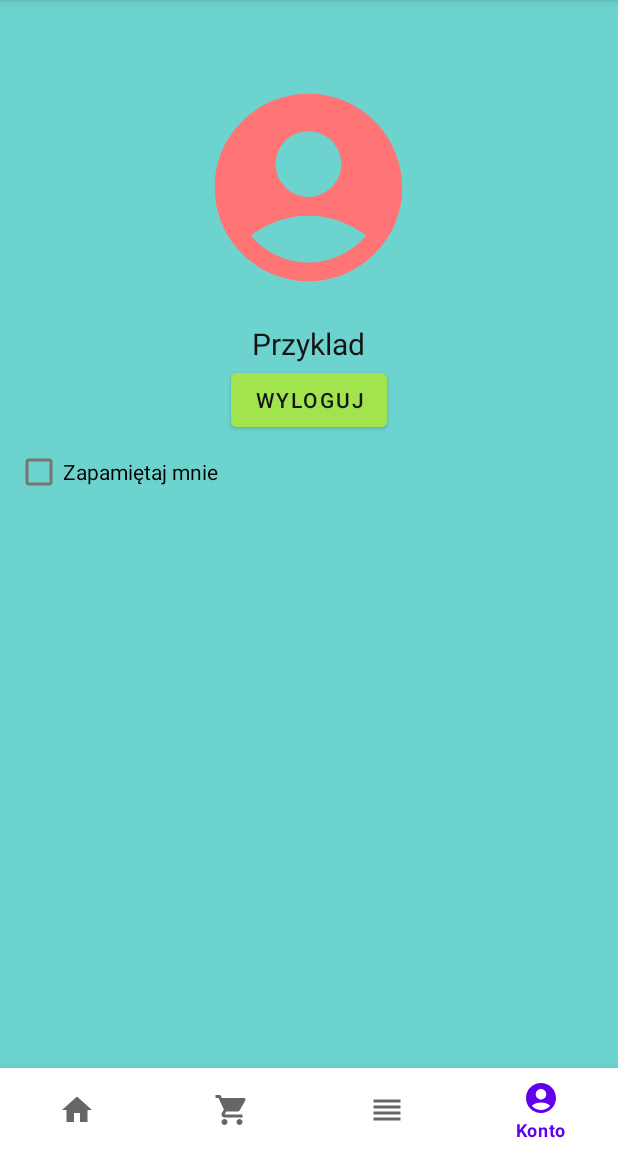
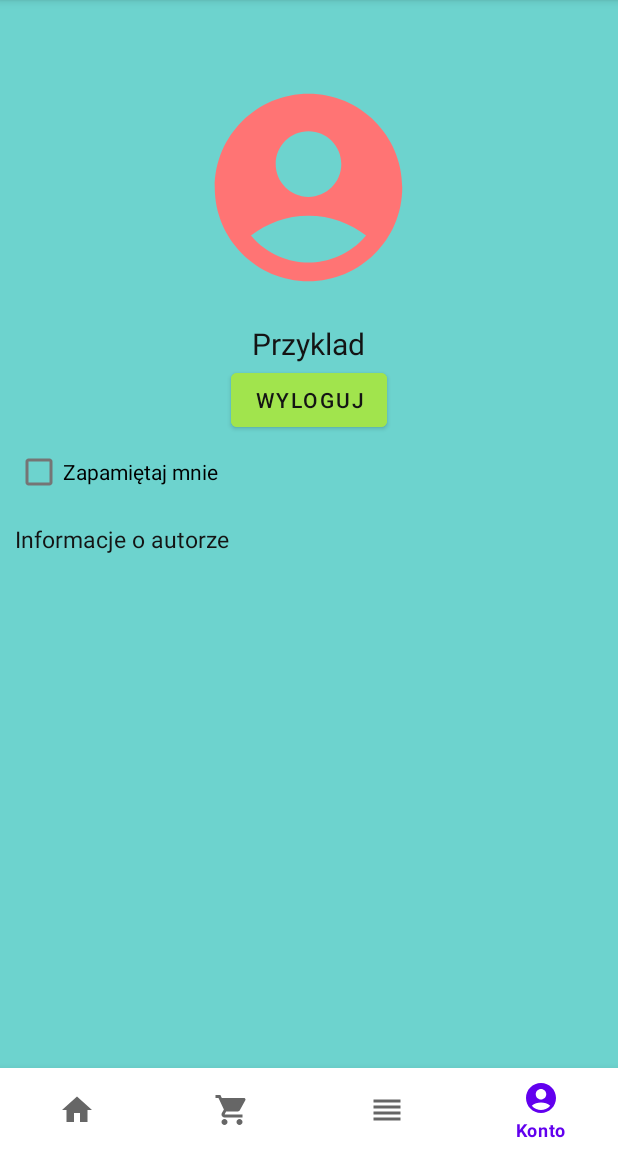
Before and after one commit to akissssssssss/Shop_zaliczenie, an Android app: the screen it shows after launch (MainActivity), item 4 of the bottom bar chosen, on a phone screen of 412 x 824 dp, the part 84-1236 px from its top. Run offline under Robolectric (Android 15) with nearby library versions, the light colour scheme and no system bars; 2 statements that could not run were skipped.

Commit message:
added author info

```diff
--- a/app/src/main/java/com/example/shop/View/AccountFragment.java
+++ b/app/src/main/java/com/example/shop/View/AccountFragment.java
@@ -6,6 +6,7 @@ import android.view.View;
 import android.widget.Button;
 import android.widget.CheckBox;
 import android.widget.TextView;
+import android.widget.Toast;
 
 import androidx.annotation.NonNull;
 import androidx.annotation.Nullable;
@@ -20,6 +21,7 @@ public class AccountFragment extends Fragment {
     TextView username;
     Button logout;
     CheckBox remember;
+    TextView author;
 
     public AccountFragment() {
        super (R.layout.fragment_account);
@@ -34,6 +36,14 @@ public class AccountFragment extends Fragment {
         username = view.findViewById(R.id.Username);
         logout = view.findViewById(R.id.logout_button);
         remember = view.findViewById(R.id.checkbox);
+        author = view.findViewById(R.id.author);
+
+        author.setOnClickListener(new View.OnClickListener() {
+            @Override
+            public void onClick(View v) {
+                Toast.makeText(mainActivity, R.string.author, Toast.LENGTH_SHORT).show();
+            }
+        });
 
         logout.setOnClickListener(v -> {
             mainActivity.setUser(null);
--- a/app/src/main/res/layout/fragment_account.xml
+++ b/app/src/main/res/layout/fragment_account.xml
@@ -43,7 +43,15 @@
         android:text="@string/remember_me"
         android:layout_below="@id/logout_button"
         android:layout_marginLeft="10dp"/>
-
+    <TextView
+        android:id="@+id/author"
+        android:textColor="@color/text"
+        android:layout_width="match_parent"
+        android:layout_height="wrap_content"
+        android:text="@string/author_info"
+        android:layout_below="@id/checkbox"
+        android:padding="10dp"
+        android:textSize="15sp"/>
 
 
 </RelativeLayout>
--- a/app/src/main/res/values/strings.xml
+++ b/app/src/main/res/values/strings.xml
@@ -36,4 +36,6 @@
     <string name="registered">Zarejestrowano</string>
     <string name="permission_grant">Uprawnienia przyznane</string>
     <string name="permission_denied">Uprawnienia nieprzyznane</string>
+    <string name="author_info">Informacje o autorze</string>
+    <string name="author">Autor: Bartosz Redecki IVPp</string>
 </resources>
```
Also changed, not shown: 1 other file.
